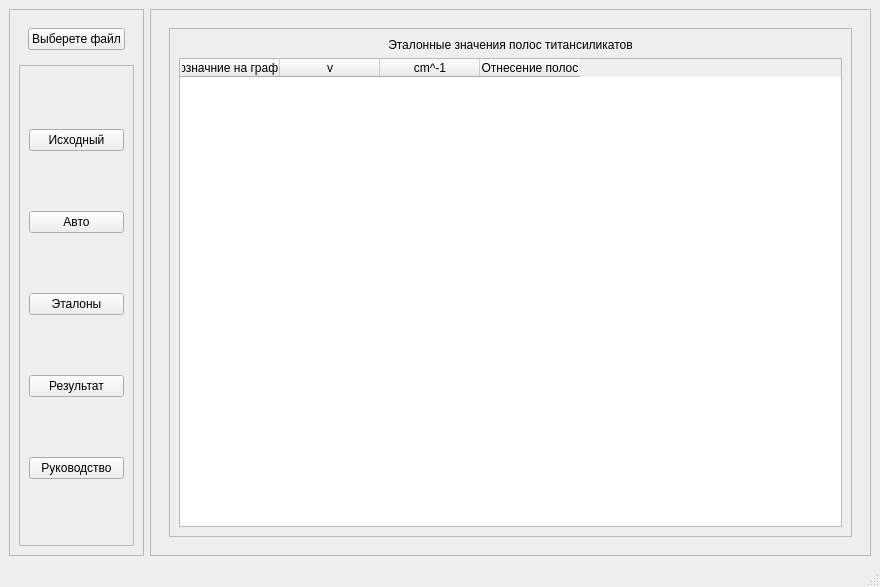
First picture: the form in interface.ui, repository GipnoMops/visualization-and-processing-of-spectrograms, before the edit.
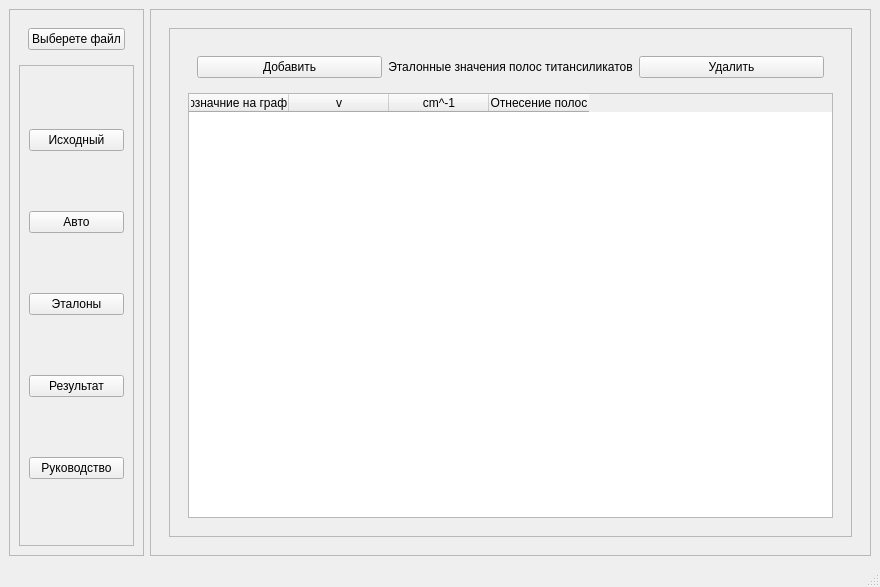
Second picture: the form after the edit. The open tabs and pages were chosen to show the change.

The edit to the form file:
```diff
--- a/interface.ui
+++ b/interface.ui
@@ -143,7 +143,7 @@
           </layout>
          </widget>
          <widget class="QWidget" name="auto_peaks_1">
-          <layout class="QVBoxLayout" name="verticalLayout_6" stretch="2">
+          <layout class="QVBoxLayout" name="verticalLayout_6" stretch="0">
            <item>
             <widget class="QFrame" name="frame_5">
              <property name="frameShape">
@@ -152,8 +152,21 @@
              <property name="frameShadow">
               <enum>QFrame::Raised</enum>
              </property>
-             <layout class="QVBoxLayout" name="verticalLayout_12" stretch="2,99">
-              <item alignment="Qt::AlignTop">
+             <layout class="QVBoxLayout" name="verticalLayout_12" stretch="0">
+              <item>
+               <widget class="QWidget" name="widget_2" native="true">
+                <layout class="QVBoxLayout" name="verticalLayout_13">
+                 <item>
+                  <widget class="QWidget" name="widget_3" native="true">
+                   <layout class="QHBoxLayout" name="horizontalLayout_3">
+                    <item>
+                     <widget class="QPushButton" name="add_stand_btn">
+                      <property name="text">
+                       <string>Добавить</string>
+                      </property>
+                     </widget>
+                    </item>
+                    <item>
                <widget class="QLabel" name="label_2">
                 <property name="text">
                  <string>Эталонные значения полос титансиликатов</string>
@@ -164,7 +177,23 @@
                </widget>
               </item>
               <item>
+                     <widget class="QPushButton" name="dell_stand_btn">
+                      <property name="text">
+                       <string>Удалить</string>
+                      </property>
+                     </widget>
+                    </item>
+                   </layout>
+                  </widget>
+                 </item>
+                 <item>
                <widget class="QTableWidget" name="tableWidget_2">
+                   <property name="sizePolicy">
+                    <sizepolicy hsizetype="Expanding" vsizetype="Expanding">
+                     <horstretch>0</horstretch>
+                     <verstretch>0</verstretch>
+                    </sizepolicy>
+                   </property>
                 <column>
                  <property name="text">
                   <string>Обозначние на графике</string>
@@ -192,6 +221,9 @@
            </item>
           </layout>
          </widget>
+           </item>
+          </layout>
+         </widget>
          <widget class="QWidget" name="auto_peaks_2">
           <layout class="QVBoxLayout" name="verticalLayout_7">
            <item>
```
Left out of the diff: 17 changed lines with no effect on the pictures. Lines whose indentation alone changed are shown as unchanged.
